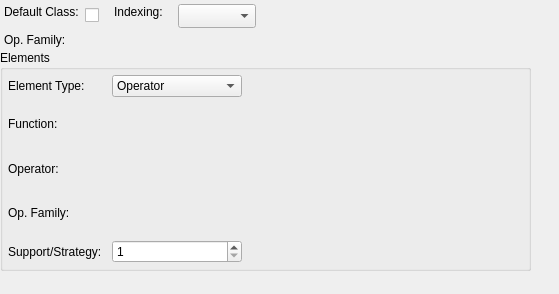
Above: libs/libgui/ui/dbobjects/operatorclasswidget.ui from pgmodeler/pgmodeler before the change. Below: the same form after it.
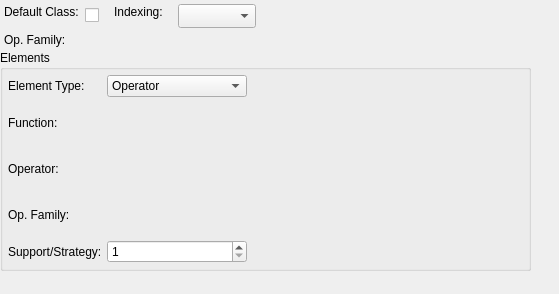
That is the form after the change.

The edit to the form file:
```diff
--- a/libs/libgui/ui/dbobjects/operatorclasswidget.ui
+++ b/libs/libgui/ui/dbobjects/operatorclasswidget.ui
@@ -121,7 +121,7 @@
      <number>5</number>
     </property>
     <property name="spacing">
-     <number>10</number>
+     <number>5</number>
     </property>
     <item row="0" column="0">
      <widget class="QLabel" name="elem_type_lbl">
```
